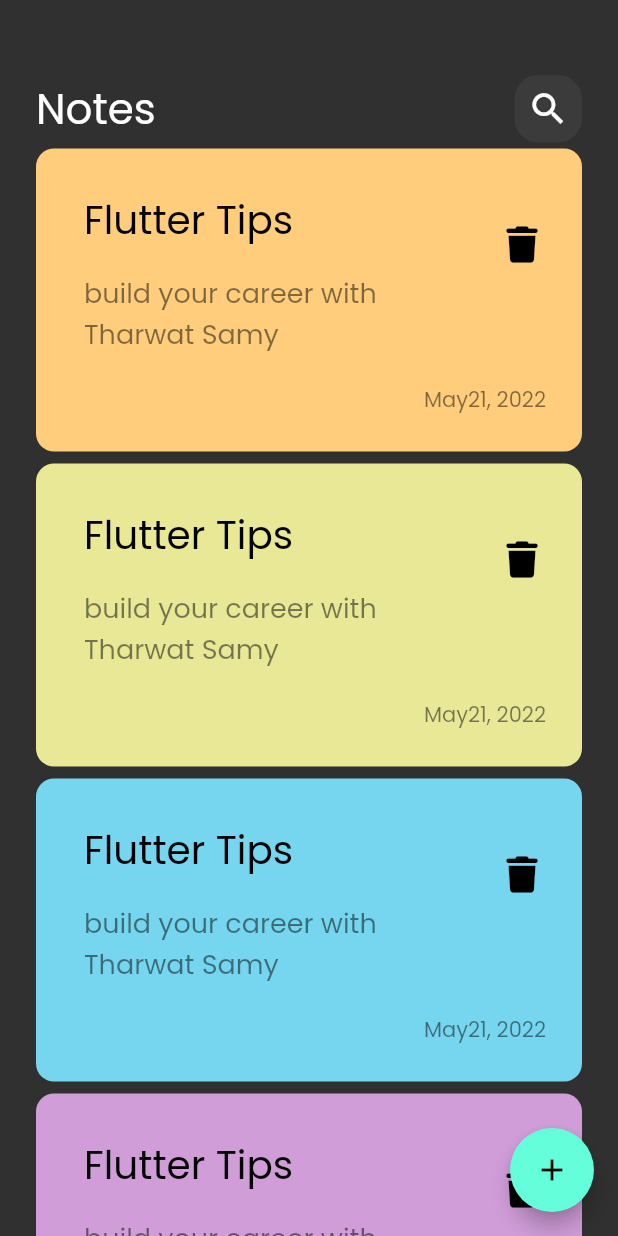
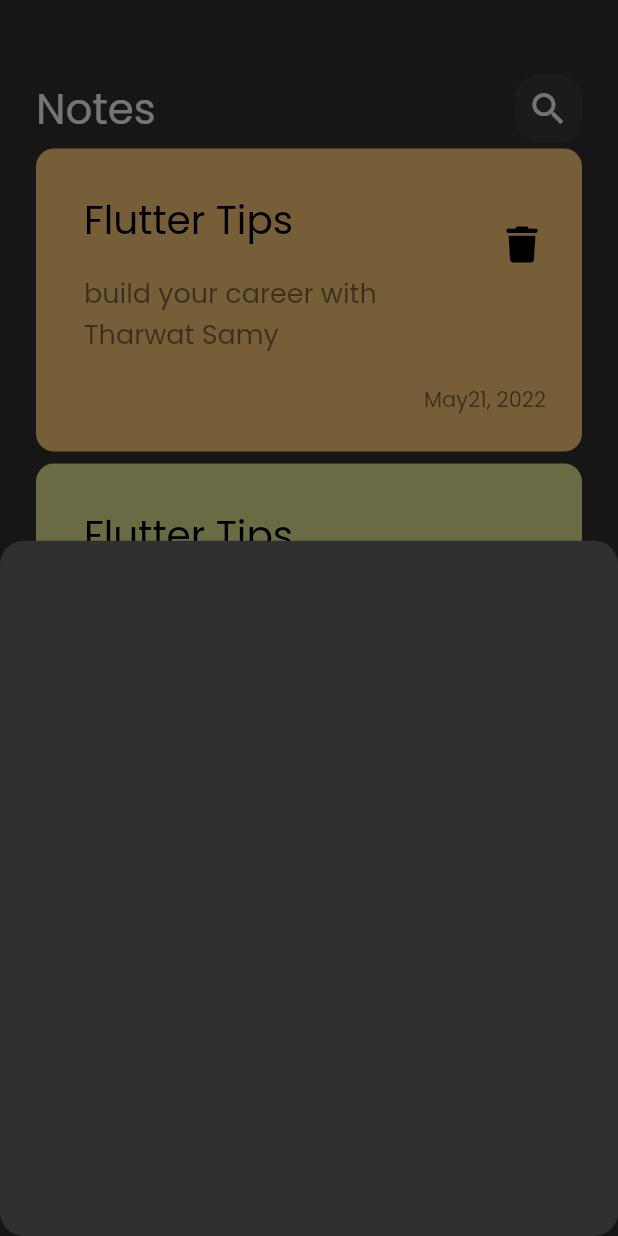
Before and after one commit to anasosama0/notes_app, a Flutter app: the screen it shows after launch, after a tap on the "add" icon, on a phone screen of 412 x 824 dp. Run offline on Flutter 3.47's test engine with Material 2 defaults, Android fonts, the phone set to English and light mode, and no system bars; our stand-ins replace font_awesome_flutter.

Commit message:
add ShowModalBottomSheet and add Border to it

```diff
--- a/lib/views/notes_view.dart
+++ b/lib/views/notes_view.dart
@@ -1,4 +1,5 @@
 import 'package:flutter/material.dart';
+import 'package:notes_app/views/widgets/add_note_bottom_sheet.dart';
 import 'package:notes_app/views/widgets/note_view_body.dart';
 
 class NotesView extends StatelessWidget {
@@ -7,11 +8,22 @@ class NotesView extends StatelessWidget {
   @override
   Widget build(BuildContext context) {
     return  Scaffold(
-      floatingActionButton: FloatingActionButton(onPressed: (){},child: const Icon(Icons.add),),
+      floatingActionButton: FloatingActionButton(onPressed: (){
+        showModalBottomSheet(
+          shape: RoundedRectangleBorder(
+            borderRadius: BorderRadius.circular(16)
+          ),
+          context: context, builder: (context)
+
+      {
+        return const AddNoteBottomSheet();
+      });
+      },child: const Icon(Icons.add),),
       body: const NoteViewBody(),
     );
   }
 }
+
 
 
   // appBar: AppBar(
--- /dev/null
+++ b/lib/views/widgets/add_note_bottom_sheet.dart
@@ -0,0 +1,10 @@
+import 'package:flutter/material.dart';
+
+class AddNoteBottomSheet extends StatelessWidget {
+  const AddNoteBottomSheet({super.key});
+
+  @override
+  Widget build(BuildContext context) {
+    return  Container();
+  }
+}
--- a/lib/views/widgets/note_list_view.dart
+++ b/lib/views/widgets/note_list_view.dart
@@ -11,13 +11,16 @@ final data = const [
 ];
   @override
   Widget build(BuildContext context) {
-    return ListView.builder(itemBuilder: (context, index) {
+    return Padding(
+      padding: EdgeInsets.zero,
+      child: ListView.builder(itemBuilder: (context, index) {
         return  Padding(
           padding:  const EdgeInsets.symmetric(vertical: 4),
           child: NoteItem(backgroundColor: data[index],),
         );
       },
       itemCount: data.length,
+      ),
     );
   }
 }
```
Lines whose indentation alone changed are shown as unchanged.
